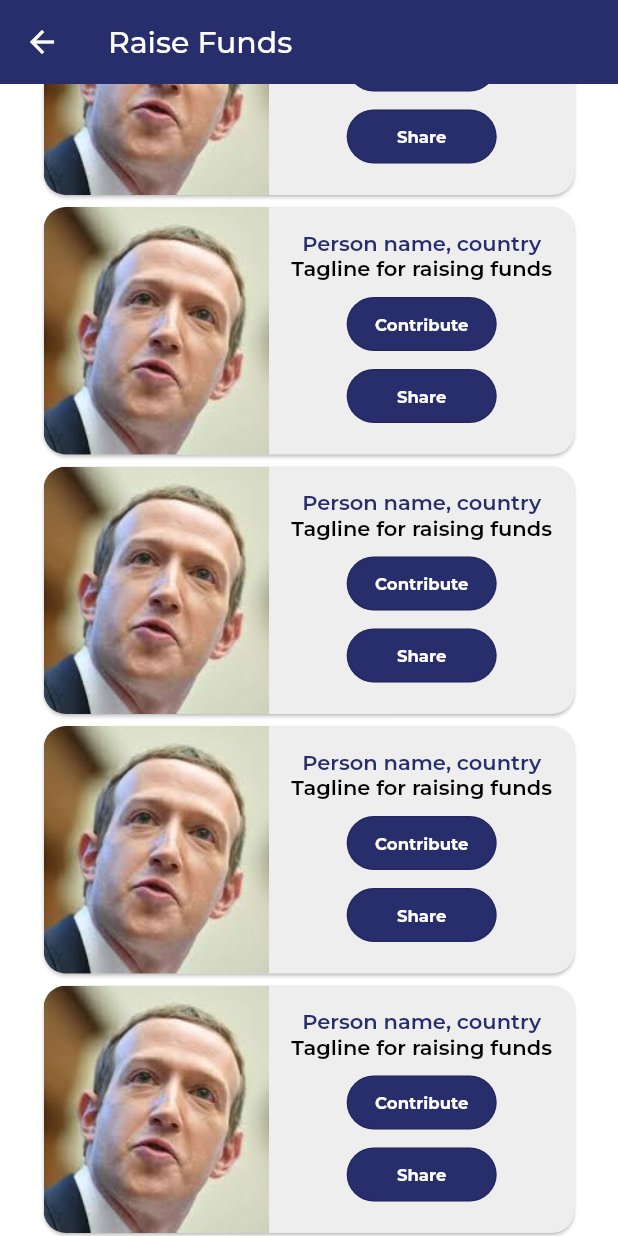
After one commit to Sajid-Msd313/aidber, a Flutter app: the FundRaiserMainScreen screen opened directly, scrolled down 1152 dp, after a tap on "Share", on a phone screen of 412 x 824 dp. The commit adds this screen. Run offline on Flutter 3.47's test engine with Material 2 defaults, Android fonts, the phone set to English and light mode, and no system bars; our stand-ins replace auto_size_text, cached_network_image, carousel_slider, chips_choice_null_safety, dio, dropdown_button2 and 10 more; missing offline and left inert: comment_tree, flutter_google_places, flutter_reaction_button, google_api_headers, google_maps_webservice; accounts and stored records are empty; network calls fail.

Commit message:
fundraiser main page

```diff
--- a/lib/global_widgets/cache_network_image.dart
+++ b/lib/global_widgets/cache_network_image.dart
@@ -4,12 +4,26 @@ class CacheNetworkImageWidget extends StatelessWidget {
   final String? url;
   final Widget? placeHolder;
   final Widget? errorWidget;
-  const CacheNetworkImageWidget({Key? key,  this.url, this.errorWidget, this.placeHolder}) : super(key: key);
+  final bool shouldUseBuilder;
+
+  const CacheNetworkImageWidget({Key? key,  this.url, this.errorWidget, this.placeHolder, this.shouldUseBuilder = false}) : super(key:
+  key);
 
   @override
   Widget build(BuildContext context) {
     return CachedNetworkImage(
       imageUrl:  url??"",
+      imageBuilder:shouldUseBuilder? (context, imageProvider) => Container(
+        height: 100,
+        width: 100,
+        decoration: BoxDecoration(
+          borderRadius: BorderRadius.circular(15),
+          image: DecorationImage(
+            image: imageProvider,
+            fit: BoxFit.cover,
+          ),
+        ),
+      ) : null,
       placeholder: (context, url) =>placeHolder?? const CircularProgressIndicator(),
       errorWidget: (context, url, error) =>errorWidget?? const Icon(Icons.error),
     );
--- a/lib/global_widgets/custom_button.dart
+++ b/lib/global_widgets/custom_button.dart
@@ -24,7 +24,7 @@ class CustomButton extends StatelessWidget {
       splashColor: Colors.white,
       onTap: onPressed,
       child: Container(
-        padding: EdgeInsets.symmetric(horizontal: 10),
+        padding: const EdgeInsets.symmetric(horizontal: 10),
         height: 49,
         width: double.infinity,
 
@@ -47,6 +47,7 @@ class CustomButton extends StatelessWidget {
             style: TextStyle(
                 color: primary ? Colors.white : PRIMARY_COLOR,
                 fontSize: 16.8,
+                fontFamily: "",
                 fontWeight: FontWeight.w700),
           ),
         ),
@@ -206,3 +207,71 @@ class CustomLogMenuButton extends StatelessWidget {
     );
   }
 }
+
+
+
+
+class CustomButton4 extends StatelessWidget {
+  final String text;
+  final Color? color;
+  final Gradient? gradient;
+  final Color textColor;
+  final double fontSize;
+  final FontWeight fontWeight;
+  final EdgeInsets padding;
+  final double borderRadiusValue;
+  final double? width;
+  final double? height;
+  final bool selected;
+  final bool disableBorder;
+  final VoidCallback? onTap;
+  const CustomButton4({
+    required this.text,
+    this.onTap,
+    this.color: Colors.transparent,
+    this.gradient,
+    this.textColor: Colors.white,
+    this.fontSize: 14,
+    this.fontWeight: FontWeight.normal,
+    this.borderRadiusValue: 10,
+    this.width,
+    this.height,
+    this.selected: false,
+    this.padding: const EdgeInsets.only(left: 10, right: 10, top: 8, bottom: 8),
+    this.disableBorder: false,
+    Key? key,
+  }) : super(key: key);
+
+  @override
+  Widget build(BuildContext context) {
+    return InkWell(
+      onTap: onTap,
+      child: Container(
+        padding: padding,
+        width: width,
+        height: height,
+        decoration: BoxDecoration(
+          color: gradient == null
+              ? !selected
+              ? color
+              : Theme.of(context).primaryColor
+              : null,
+          gradient: gradient,
+          borderRadius: BorderRadius.circular(borderRadiusValue),
+          border: disableBorder ? null : Border.all(color: Colors.red),
+        ),
+        child: Center(
+          child: Text(
+            text,
+            style: TextStyle(
+              fontFamily: "Poppins",
+              color: !selected ? textColor : Colors.white,
+              fontSize: fontSize,
+              fontWeight: fontWeight,
+            ),
+          ),
+        ),
+      ),
+    );
+  }
+}
--- /dev/null
+++ b/lib/screens/fund_raiser/fund_raiser_mainscreen.dart
@@ -0,0 +1,191 @@
+import 'package:aidber/global_widgets/appbar.dart';
+import 'package:aidber/global_widgets/cache_network_image.dart';
+import 'package:aidber/global_widgets/custom_button.dart';
+import 'package:flutter/material.dart';
+
+import '../../global_widgets/colors.dart';
+
+class FundRaiserMainScreen extends StatelessWidget {
+  const FundRaiserMainScreen({Key? key}) : super(key: key);
+
+  @override
+  Widget build(BuildContext context) {
+    return Scaffold(
+      appBar: CustomAppBar(
+        title: 'Raise Funds',
+      ),
+      body: ListView(
+        physics: const BouncingScrollPhysics(),
+        children: [
+          const SizedBox(
+            height: 15,
+          ),
+          _titleWidget("Successful Stories"),
+          Padding(padding: const EdgeInsets.symmetric(horizontal: 25, vertical: 25), child: successfulStoriesMainCard(context)),
+          imageShowCaseListView(),
+
+          ///BUTTON
+          Container(
+            alignment: Alignment.center,
+            padding: const EdgeInsets.symmetric(vertical: 24),
+            child: CustomButton4(
+              onTap: () {},
+              padding: const EdgeInsets.symmetric(vertical: 10),
+              text: 'Request For Funds',
+              fontSize: 16,
+              width: MediaQuery.of(context).size.width * .5,
+              color: Theme.of(context).primaryColor,
+              disableBorder: true,
+            ),
+          ),
+          _titleWidget("Fundraisers stories"),
+
+          Padding(
+              padding: const EdgeInsets.symmetric(horizontal: 25, vertical: 25),
+              child: ListView.builder(
+                  physics: const NeverScrollableScrollPhysics(),
+                  itemCount: 10,
+                  shrinkWrap: true,
+                  itemBuilder: (BuildContext context, int index) {
+                    return fundRaiserStoriesCard();
+                  }))
+        ],
+      ),
+    );
+  }
+
+  ///TITLES IN SCREEN
+  _titleWidget(String title) {
+    return Padding(
+      padding: const EdgeInsets.symmetric(
+        horizontal: 18,
+      ),
+      child: Text(
+        title,
+        style: const TextStyle(fontSize: 20, fontWeight: FontWeight.w600, fontFamily: 'Futura'),
+      ),
+    );
+  }
+
+  ///First Card in the screen
+  successfulStoriesMainCard(context) {
+    return IntrinsicHeight(
+      child: Card(
+          color: Colors.grey.shade200,
+          shape: RoundedRectangleBorder(borderRadius: BorderRadius.circular(15)),
+          // margin: EdgeInsets.symmetric(horizontal: 15, vertical: 15),
+          clipBehavior: Clip.antiAlias,
+          child: Row(
+            mainAxisSize: MainAxisSize.max,
+            crossAxisAlignment: CrossAxisAlignment.stretch,
+            children: [
+              Flexible(
+                child: Padding(
+                  padding: const EdgeInsets.symmetric(horizontal: 15, vertical: 15),
+                  child: Column(
+                    mainAxisAlignment: MainAxisAlignment.center,
+                    crossAxisAlignment: CrossAxisAlignment.center,
+                    children: [
+                      const Text("Person got a  new life after liver transplant. Thank you to all who contributed generously.",
+                          textAlign: TextAlign.center, style: TextStyle(fontSize: 13)),
+                      const SizedBox(height: 15),
+                      Text("Collected\n\$ 500000", style: TextStyle(fontWeight: FontWeight.bold, fontSize: 22, color: PRIMARY_COLOR)),
+                      const SizedBox(height: 5),
+                      OutlinedButton(
+                          onPressed: () {},
+                          child: Text("View Full Story", style: TextStyle(color: PRIMARY_COLOR, fontSize: 11)),
+                          style: OutlinedButton.styleFrom(
+                              backgroundColor: PRIMARY_COLOR.withOpacity(.1),
+                              side: BorderSide(color: PRIMARY_COLOR, width: 1.2),
+                              shape: RoundedRectangleBorder(borderRadius: BorderRadius.circular(20))))
+                    ],
+                  ),
+                ),
+              ),
+              Flexible(
+
+                  fit: FlexFit.tight, child: Image.asset("assets/mark.jpg", fit: BoxFit.cover)),
+            ],
+          )),
+    );
+  }
+
+  ///second ListView shows the image in the card
+  imageShowCaseListView() {
+    return SizedBox(
+        height: 70,
+        child: ListView.builder(
+            scrollDirection: Axis.horizontal,
+            itemCount: 10,
+            itemBuilder: (BuildContext context, int index) {
+              return const Padding(
+                  padding: EdgeInsets.symmetric(horizontal: 8),
+                  child: SizedBox(
+                      height: 70,
+                      width: 70,
+                      child: CacheNetworkImageWidget(
+                          shouldUseBuilder: true, url: "https://cdn.pixabay.com/photo/2014/02/27/16/10/flowers-276014__340.jpg")));
+            }));
+  }
+
+  ///Fundraiser Stories Card
+  fundRaiserStoriesCard() {
+    return IntrinsicHeight(
+      child: Card(
+          color: Colors.grey.shade200,
+          shape: RoundedRectangleBorder(borderRadius: BorderRadius.circular(15)),
+          // margin: EdgeInsets.symmetric(horizontal: 15, vertical: 15),
+          clipBehavior: Clip.antiAlias,
+          child: Row(
+            mainAxisSize: MainAxisSize.max,
+            crossAxisAlignment: CrossAxisAlignment.stretch,
+            children: [
+              Flexible(flex: 1, fit: FlexFit.tight, child: Image.asset("assets/mark.jpg", fit: BoxFit.cover)),
+              Flexible(
+                flex: 0,
+                child: Padding(
+                  padding: const EdgeInsets.symmetric(horizontal: 15, vertical: 15),
+                  child: Column(
+                    mainAxisAlignment: MainAxisAlignment.start,
+                    crossAxisAlignment: CrossAxisAlignment.center,
+                    children: [
+                      Text("Person name, country",
+                          textAlign: TextAlign.start,
+                          style: TextStyle(fontSize: 14, color: PRIMARY_COLOR, fontWeight: FontWeight.w600)),
+                      const Text("Tagline for raising funds",
+                          style: TextStyle(fontWeight: FontWeight.w600, fontSize: 14, color: Colors.black)),
+                      const SizedBox(height: 5),
+                      Column(
+                        mainAxisAlignment: MainAxisAlignment.end,
+                        crossAxisAlignment: CrossAxisAlignment.end,
+                        children: [
+                          SizedBox(
+                              width: 100,
+                              child: OutlinedButton(
+                                  onPressed: () {},
+                                  child: const Text("Contribute",
+                                      style: TextStyle(color: Colors.white, fontWeight: FontWeight.bold, fontSize: 11)),
+                                  style: OutlinedButton.styleFrom(
+                                      backgroundColor: PRIMARY_COLOR,
+                                      shape: RoundedRectangleBorder(borderRadius: BorderRadius.circular(20))))),
+                          SizedBox(
+                            width: 100,
+                            child: OutlinedButton(
+                                onPressed: () {},
+                                child: const Text("Share",
+                                    style: TextStyle(color: Colors.white, fontWeight: FontWeight.bold, fontSize: 11)),
+                                style: OutlinedButton.styleFrom(
+                                    backgroundColor: PRIMARY_COLOR,
+                                    shape: RoundedRectangleBorder(borderRadius: BorderRadius.circular(20)))),
+                          )
+                        ],
+                      )
+                    ],
+                  ),
+                ),
+              ),
+            ],
+          )),
+    );
+  }
+}
```
Also changed, not shown: lib/screens/fund_raiser/controllers/fund_raiser_controller.dart (added, +13 -0 lines), lib/screens/home_screen/controller/all_post_controller.dart (+3 -5 lines), lib/screens/innovations/controller/AddInnovationController.dart (+11 -9 lines), lib/screens/menu/widgets/body.dart (+8 -1 lines).
